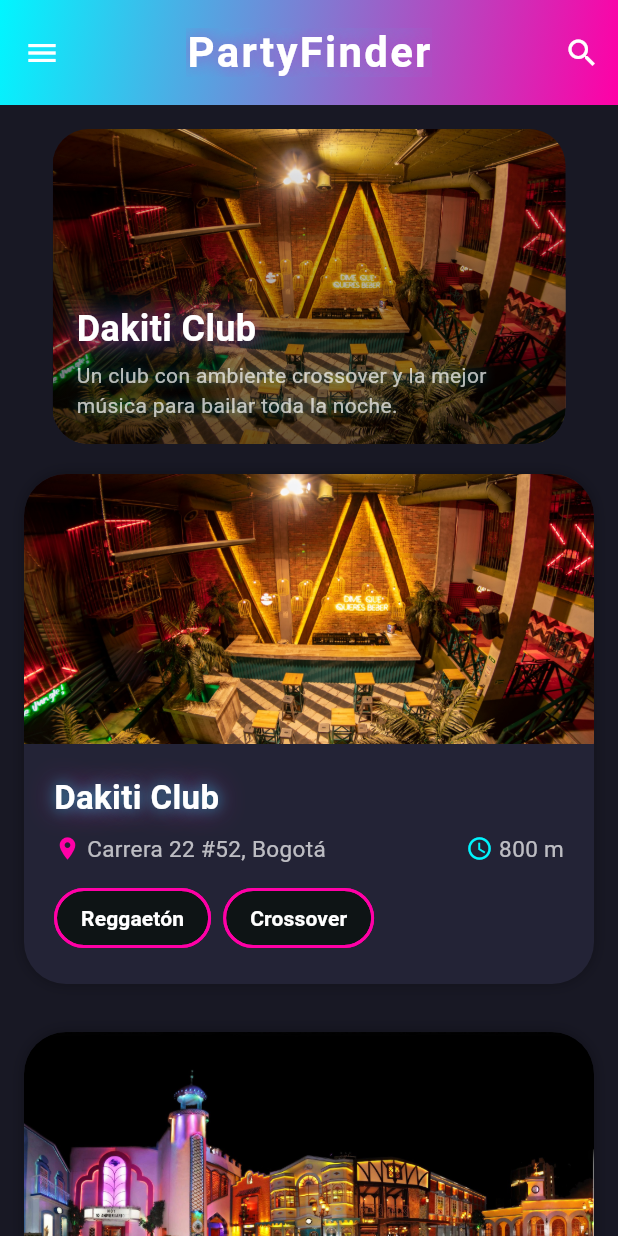
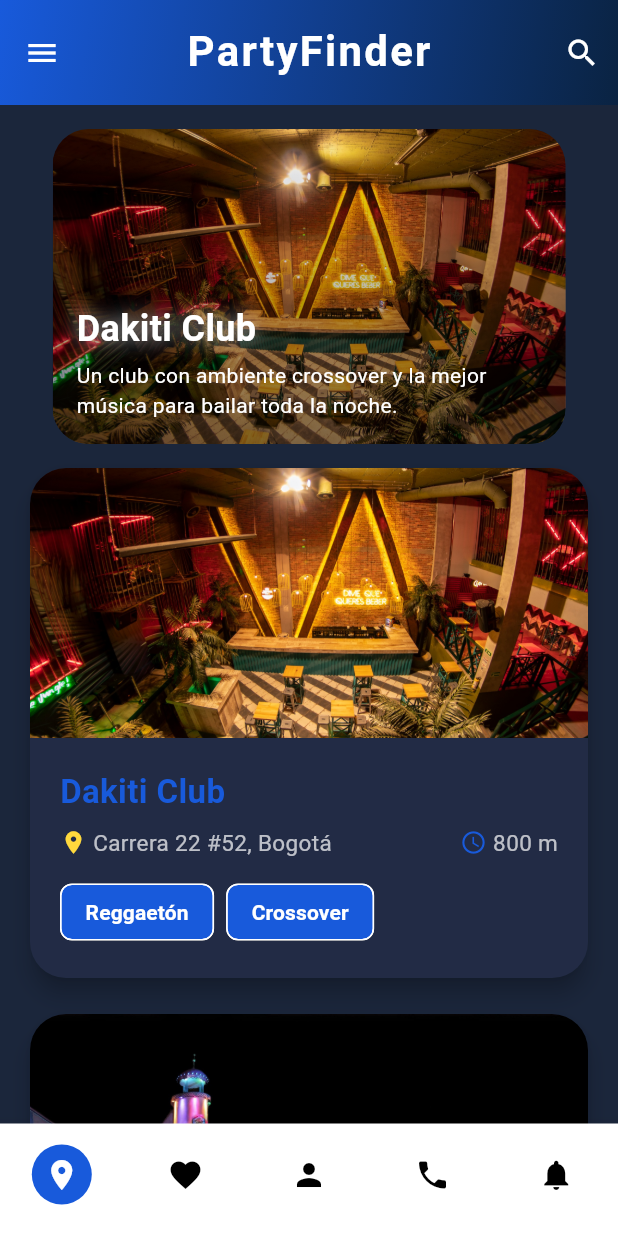
Before and after one commit to AndreSSS1022/Quiz, a Flutter app: the screen it shows after launch, on a phone screen of 412 x 824 dp. Run offline on Flutter 3.47's test engine with Material 3 defaults, Android fonts, the phone set to English and light mode, and no system bars; drawn by our look-alikes of carousel_slider.

Commit message:
Commit: Mejorando estilos

```diff
--- a/partyfinder/lib/main.dart
+++ b/partyfinder/lib/main.dart
@@ -4,6 +4,7 @@
 void main() {
   runApp(const MyApp());
 }
+
 
 class MyApp extends StatelessWidget {
   const MyApp({super.key});
@@ -14,24 +15,12 @@
       title: 'Party Finder',
       theme: ThemeData(
         brightness: Brightness.dark,
-        scaffoldBackgroundColor: const Color(0xFF181824),
-        colorScheme: ColorScheme.fromSeed(
-          seedColor: const Color(0xFF00F6FF),
-          brightness: Brightness.dark,
-          primary: const Color(0xFF00F6FF),
-          secondary: const Color(0xFFFF00A6),
+        scaffoldBackgroundColor: const Color(0xFF1B263B),
+        colorScheme: ColorScheme.dark(
+          primary: const Color(0xFF185ADB),
+          secondary: const Color(0xFF0A2342),
         ),
-        appBarTheme: const AppBarTheme(
-          backgroundColor: Colors.transparent,
-          elevation: 0,
-          iconTheme: IconThemeData(color: Colors.white),
-          titleTextStyle: TextStyle(
-            color: Colors.white,
-            fontWeight: FontWeight.bold,
-            fontSize: 26,
-          ),
-        ),
-        cardColor: const Color(0xFF232336),
+        cardColor: const Color(0xFF222B45),
       ),
       home: const MyHomePage(title: 'PartyFinder'),
       debugShowCheckedModeBanner: false,
@@ -41,7 +30,6 @@
 
 class MyHomePage extends StatefulWidget {
   const MyHomePage({super.key, required this.title});
-
   final String title;
 
   @override
@@ -52,17 +40,14 @@
   bool _showSearch = false;
   final TextEditingController _searchController = TextEditingController();
   String _searchText = '';
+  int _selectedIndex = 0;
 
+  final Color darkBlue = const Color(0xFF0A2342);
+  final Color midBlue = const Color(0xFF185ADB);
+  final Color bgBlue = const Color(0xFF1B263B);
+  final Color cardBlue = const Color(0xFF222B45);
+  final Color accentYellow = const Color(0xFFFFD93D);
 
-  final Color neonBlue = const Color(0xFF00F6FF);
-  final Color neonPink = const Color(0xFFFF00A6);
-  final Color neonPurple = const Color(0xFF8A2BE2);
-  final Color neonGreen = const Color(0xFF39FF14);
-  final Color neonYellow = const Color(0xFFFFD93D);
-  final Color darkBg = const Color(0xFF181824);
-  final Color cardBg = const Color(0xFF232336);
-
-  // Datos de los bares
   final List<Map<String, dynamic>> bars = [
     {
       'image': 'assets/bar1.jpg',
@@ -142,113 +127,12 @@
           }).toList();
 
     return Scaffold(
-      drawer: Drawer(
-        child: Column(
-          children: [
-            Container(
-              width: double.infinity,
-              padding: const EdgeInsets.only(top: 40, bottom: 16),
-              decoration: BoxDecoration(
-                gradient: LinearGradient(
-                  colors: [neonBlue, neonPink],
-                  begin: Alignment.topLeft,
-                  end: Alignment.bottomRight,
-                ),
-              ),
-              child: Stack(
-                children: [
-                  Positioned(
-                    top: 0,
-                    right: 0,
-                    child: IconButton(
-                      icon: const Icon(Icons.close, color: Colors.white),
-                      onPressed: () => Navigator.of(context).pop(),
-                      tooltip: 'Cerrar menú',
-                    ),
-                  ),
-                  Center(
-                    child: Column(
-                      mainAxisSize: MainAxisSize.min,
-                      children: [
-                        const CircleAvatar(
-                          radius: 36,
-                          backgroundImage: AssetImage('assets/perfil.JPG'),
-                          backgroundColor: Colors.white,
-                        ),
-                        const SizedBox(height: 12),
-                        Text(
-                          '¡Hola, Andres!',
-                          style: TextStyle(
-                            color: Color(0xFFFFFFFF),
-                            fontSize: 20,
-                            fontWeight: FontWeight.bold,
-                            shadows: [
-                              Shadow(
-                                blurRadius: 12,
-                                color: neonPink.withOpacity(0.7),
-                              ),
-                            ],
-                          ),
-                        ),
-                        const SizedBox(height: 4),
-                        Text(
-                          'andres@gmail.com',
-                          style: TextStyle(
-                            color: neonBlue,
-                            fontSize: 14,
-                            shadows: [
-                              Shadow(
-                                blurRadius: 8,
-                                color: neonBlue.withOpacity(0.7),
-                              ),
-                            ],
-                          ),
-                        ),
-                      ],
-                    ),
-                  ),
-                ],
-              ),
-            ),
-            Expanded(
-              child: ListView(
-                padding: EdgeInsets.zero,
-                children: [
-                  ListTile(
-                    leading: Icon(Icons.person, color: neonPink, size: 28),
-                    title: const Text('Perfil', style: TextStyle(fontSize: 18, color: Colors.white)),
-                    onTap: () => Navigator.pop(context),
-                  ),
-                  const Divider(),
-                  ListTile(
-                    leading: Icon(Icons.category, color: neonBlue, size: 28),
-                    title: const Text('Categorías', style: TextStyle(fontSize: 18, color: Colors.white)),
-                    onTap: () => Navigator.pop(context),
-                  ),
-                  const Divider(),
-                  ListTile(
-                    leading: Icon(Icons.book_online, color: neonGreen, size: 28),
-                    title: const Text('Reservas', style: TextStyle(fontSize: 18, color: Colors.white)),
-                    onTap: () => Navigator.pop(context),
-                  ),
-                  const Divider(),
-                  ListTile(
-                    leading: Icon(Icons.settings, color: neonPurple, size: 28),
-                    title: const Text('Ajustes', style: TextStyle(fontSize: 18, color: Colors.white)),
-                    onTap: () => Navigator.pop(context),
-                  ),
-                ],
-              ),
-            ),
-          ],
-        ),
-      ),
       appBar: PreferredSize(
         preferredSize: const Size.fromHeight(70),
         child: Container(
           decoration: BoxDecoration(
             gradient: LinearGradient(
-              colors: [neonBlue, neonPink],
+              colors: [midBlue, darkBlue],
               begin: Alignment.topLeft,
               end: Alignment.bottomRight,
             ),
@@ -258,7 +142,7 @@
             elevation: 0,
             leading: Builder(
               builder: (context) => IconButton(
-                icon: const Icon(Icons.menu),
+                icon: const Icon(Icons.menu, color: Colors.white),
                 onPressed: () => Scaffold.of(context).openDrawer(),
                 tooltip: 'Menú',
               ),
@@ -282,7 +166,7 @@
                         controller: _searchController,
                         autofocus: true,
                         style: const TextStyle(color: Colors.white),
-                        cursorColor: Colors.white,
+                        cursorColor: midBlue,
                         decoration: const InputDecoration(
                           hintText: 'Buscar fiestas...',
                           hintStyle: TextStyle(color: Colors.white70),
@@ -295,33 +179,78 @@
                   : Text(
                       widget.title,
                       key: const ValueKey('title'),
-                      style: TextStyle(
+                      style: const TextStyle(
                         color: Colors.white,
                         fontWeight: FontWeight.bold,
                         fontSize: 28,
                         letterSpacing: 1.5,
-                        shadows: [
-                          Shadow(
-                            blurRadius: 18,
-                            color: neonPink.withOpacity(0.7),
-                          ),
-                          Shadow(
-                            blurRadius: 32,
-                            color: neonBlue.withOpacity(0.5),
-                          ),
-                        ],
                       ),
                     ),
             ),
             actions: [
               IconButton(
-                icon: Icon(_showSearch ? Icons.close : Icons.search),
+                icon: Icon(_showSearch ? Icons.close : Icons.search, color: Colors.white),
                 onPressed: _toggleSearch,
                 tooltip: _showSearch ? 'Cerrar búsqueda' : 'Buscar',
               ),
             ],
             toolbarHeight: 70,
           ),
+        ),
+      ),
+      drawer: Drawer(
+        child: ListView(
+          padding: EdgeInsets.zero,
+          children: [
+            DrawerHeader(
+              decoration: BoxDecoration(
+                gradient: LinearGradient(
+                  colors: [midBlue, darkBlue],
+                  begin: Alignment.topLeft,
+                  end: Alignment.bottomRight,
+                ),
+              ),
+              child: Column(
+                mainAxisAlignment: MainAxisAlignment.center,
+                children: const [
+                  CircleAvatar(
+                    radius: 36,
+                    backgroundImage: AssetImage('assets/perfil.JPG'),
+                    backgroundColor: Colors.white,
+                  ),
+                  SizedBox(height: 12),
+                  Text(
+                    '¡Hola, Andres!',
+                    style: TextStyle(
+                      color: Colors.white,
+                      fontSize: 20,
+                      fontWeight: FontWeight.bold,
+                    ),
+                  ),
+                ],
+              ),
+            ),
+            ListTile(
+              leading: Icon(Icons.person, color: midBlue, size: 28),
+              title: const Text('Perfil', style: TextStyle(fontSize: 18)),
+              onTap: () => Navigator.pop(context),
+            ),
+            ListTile(
+              leading: Icon(Icons.category, color: midBlue, size: 28),
+              title: const Text('Categorías', style: TextStyle(fontSize: 18)),
+              onTap: () => Navigator.pop(context),
+            ),
+            ListTile(
+              leading: Icon(Icons.book_online, color: midBlue, size: 28),
+              title: const Text('Reservas', style: TextStyle(fontSize: 18)),
+              onTap: () => Navigator.pop(context),
+            ),
+            ListTile(
+              leading: Icon(Icons.settings, color: midBlue, size: 28),
+              title: const Text('Ajustes', style: TextStyle(fontSize: 18)),
+              onTap: () => Navigator.pop(context),
+            ),
+          ],
         ),
       ),
       body: ListView(
@@ -335,20 +264,14 @@
                   child: Stack(
                     fit: StackFit.expand,
                     children: [
-                      ColorFiltered(
-                        colorFilter: const ColorFilter.mode(
-                          Colors.transparent,
-                          BlendMode.saturation,
-                        ),
-                        child: Image.asset(
+                      Image.asset(
                         bar['image'],
                         fit: BoxFit.cover,
-                        ),
                       ),
                       Container(
                         decoration: BoxDecoration(
                           gradient: LinearGradient(
-                            colors: [Colors.black.withOpacity(0.6), Colors.transparent],
+                            colors: [Colors.black.withOpacity(0.5), Colors.transparent],
                             begin: Alignment.bottomCenter,
                             end: Alignment.topCenter,
                           ),
@@ -371,11 +294,7 @@
                                   shadows: [
                                     Shadow(
                                       blurRadius: 16,
-                                      color: neonPink.withOpacity(0.7),
-                                    ),
-                                    Shadow(
-                                      blurRadius: 32,
-                                      color: neonBlue.withOpacity(0.5),
+                                      color: Colors.white.withOpacity(0.7),
                                     ),
                                   ],
                                 ),
@@ -383,16 +302,10 @@
                               const SizedBox(height: 4),
                               Text(
                                 bar['desc'],
-                                style: TextStyle(
-                                  color: Colors.white70,
+                                style: const TextStyle(
+                                  color: Colors.white,
                                   fontSize: 14,
                                   fontWeight: FontWeight.w400,
-                                  shadows: [
-                                    Shadow(
-                                      blurRadius: 8,
-                                      color: neonBlue.withOpacity(0.4),
-                                    ),
-                                  ],
                                 ),
                               ),
                             ],
@@ -418,7 +331,6 @@
             ),
             const SizedBox(height: 12),
           ],
-
           ...filteredBars.map((bar) => Column(
                 children: [
                   BarCard(
@@ -427,6 +339,10 @@
                     address: bar['address'],
                     distance: bar['distance'],
                     tags: List<String>.from(bar['tags']),
+                    midBlue: midBlue,
+                    darkBlue: darkBlue,
+                    accentYellow: accentYellow,
+                    cardBlue: cardBlue,
                   ),
                   const SizedBox(height: 16),
                 ],
@@ -443,16 +359,67 @@
             ),
         ],
       ),
+      bottomNavigationBar: BottomNavigationBar(
+        backgroundColor: Colors.white,
+        selectedItemColor: midBlue,
+        unselectedItemColor: Colors.black54,
+        currentIndex: _selectedIndex,
+        onTap: (i) => setState(() => _selectedIndex = i),
+        type: BottomNavigationBarType.fixed,
+        showSelectedLabels: false,
+        showUnselectedLabels: false,
+        items: [
+          BottomNavigationBarItem(
+            icon: CircleAvatar(
+              backgroundColor: _selectedIndex == 0 ? midBlue : Colors.white,
+              child: Icon(Icons.place, color: _selectedIndex == 0 ? Colors.white : Colors.black),
+            ),
+            label: '',
+          ),
+          BottomNavigationBarItem(
+            icon: CircleAvatar(
+              backgroundColor: _selectedIndex == 1 ? midBlue : Colors.white,
+              child: Icon(Icons.favorite, color: _selectedIndex == 1 ? Colors.white : Colors.black),
+            ),
+            label: '',
+          ),
+          BottomNavigationBarItem(
+            icon: CircleAvatar(
+              backgroundColor: _selectedIndex == 2 ? midBlue : Colors.white,
+              child: Icon(Icons.person, color: _selectedIndex == 2 ? Colors.white : Colors.black),
+            ),
+            label: '',
+          ),
+          BottomNavigationBarItem(
+            icon: CircleAvatar(
+              backgroundColor: _selectedIndex == 3 ? midBlue : Colors.white,
+              child: Icon(Icons.phone, color: _selectedIndex == 3 ? Colors.white : Colors.black),
+            ),
+            label: '',
+          ),
+          BottomNavigationBarItem(
+            icon: CircleAvatar(
+              backgroundColor: _selectedIndex == 4 ? midBlue : Colors.white,
+              child: Icon(Icons.notifications, color: _selectedIndex == 4 ? Colors.white : Colors.black),
+            ),
+            label: '',
+          ),
+        ],
+      ),
     );
   }
 }
 
-class BarCard extends StatefulWidget {
+class BarCard extends StatelessWidget {
   final String image;
   final String name;
   final String address;
   final String distance;
   final List<String> tags;
+  final Color midBlue;
+  final Color darkBlue;
+  final Color accentYellow;
+  final Color cardBlue;
 
   const BarCard({
     super.key,
@@ -461,70 +428,30 @@
     required this.address,
     required this.distance,
     required this.tags,
+    required this.midBlue,
+    required this.darkBlue,
+    required this.accentYellow,
+    required this.cardBlue,
   });
 
   @override
-  State<BarCard> createState() => _BarCardState();
-}
-
-class _BarCardState extends State<BarCard> {
-  bool _hovered = false;
-
-  @override
   Widget build(BuildContext context) {
-    final neonBlue = const Color(0xFF00F6FF);
-    final neonPink = const Color(0xFFFF00A6);
-    final neonPurple = const Color(0xFF8A2BE2);
-    final neonGreen = const Color(0xFF39FF14);
-    final cardBg = const Color(0xFF232336);
-
-    return MouseRegion(
-      onEnter: (_) => setState(() => _hovered = true),
-      onExit: (_) => setState(() => _hovered = false),
-      child: AnimatedContainer(
-        duration: const Duration(milliseconds: 250),
-        curve: Curves.easeOut,
-        margin: const EdgeInsets.symmetric(vertical: 8),
-        decoration: BoxDecoration(
-          color: cardBg,
-          borderRadius: BorderRadius.circular(28),
-          boxShadow: _hovered
-              ? [
-                  BoxShadow(
-                    color: neonPink.withOpacity(0.5),
-                    blurRadius: 24,
-                    spreadRadius: 2,
+    return Card(
+      elevation: 6,
+      color: cardBlue,
+      shape: RoundedRectangleBorder(
+        borderRadius: BorderRadius.circular(24),
       ),
-                  BoxShadow(
-                    color: neonBlue.withOpacity(0.3),
-                    blurRadius: 48,
-                    spreadRadius: 2,
-                  ),
-                ]
-              : [
-                  BoxShadow(
-                    color: Colors.black.withOpacity(0.3),
-                    blurRadius: 8,
-                  ),
-                ],
-        ),
-        child: ClipRRect(
-          borderRadius: BorderRadius.circular(28),
       child: Column(
         crossAxisAlignment: CrossAxisAlignment.start,
         children: [
-              ColorFiltered(
-                colorFilter: const ColorFilter.mode(
-                  Colors.transparent,
-                  BlendMode.saturation,
-                ),
+          ClipRRect(
+            borderRadius: const BorderRadius.vertical(top: Radius.circular(24)),
             child: Image.asset(
-                  widget.image,
+              image,
               width: double.infinity,
               height: 180,
               fit: BoxFit.cover,
-                  color: _hovered ? neonPink.withOpacity(0.15) : null,
-                  colorBlendMode: BlendMode.screen,
             ),
           ),
           Padding(
@@ -533,39 +460,29 @@
               crossAxisAlignment: CrossAxisAlignment.start,
               children: [
                 Text(
-                      widget.name,
+                  name,
                   style: TextStyle(
                     fontSize: 22,
                     fontWeight: FontWeight.bold,
-                        color: Colors.white,
-                        shadows: [
-                          Shadow(
-                            blurRadius: 12,
-                            color: neonBlue.withOpacity(0.7),
-                          ),
-                          Shadow(
-                            blurRadius: 24,
-                            color: neonPink.withOpacity(0.5),
-                          ),
-                        ],
+                    color: midBlue,
                   ),
                 ),
                 const SizedBox(height: 8),
                 Row(
                   children: [
-                        Icon(Icons.location_on, size: 18, color: neonPink),
+                    Icon(Icons.location_on, size: 18, color: accentYellow),
                     const SizedBox(width: 4),
                     Expanded(
                       child: Text(
-                            widget.address,
+                        address,
                         style: const TextStyle(fontSize: 15, color: Colors.white70),
                       ),
                     ),
                     const SizedBox(width: 8),
-                        Icon(Icons.access_time, size: 18, color: neonBlue),
+                    Icon(Icons.access_time, size: 18, color: midBlue),
                     const SizedBox(width: 4),
                     Text(
-                          widget.distance,
+                      distance,
                       style: const TextStyle(fontSize: 15, color: Colors.white70),
                     ),
                   ],
@@ -573,22 +490,18 @@
                 const SizedBox(height: 12),
                 Wrap(
                   spacing: 8,
-                      children: widget.tags.map((tag) {
-                        Color borderColor = neonPink;
-                        if (tag.toLowerCase().contains('electrónica')) borderColor = neonBlue;
-                        if (tag.toLowerCase().contains('salsa')) borderColor = neonGreen;
-                        if (tag.toLowerCase().contains('reggaetón')) borderColor = neonPink;
-                        if (tag.toLowerCase().contains('techno')) borderColor = neonPurple;
+                  children: tags.map((tag) {
+                    Color chipColor = midBlue;
+                    if (tag.toLowerCase().contains('electrónica')) chipColor = darkBlue;
+                    if (tag.toLowerCase().contains('salsa')) chipColor = accentYellow;
+                    if (tag.toLowerCase().contains('reggaetón')) chipColor = midBlue;
+                    if (tag.toLowerCase().contains('techno')) chipColor = darkBlue;
                     return Chip(
                       label: Text(
                         tag,
                         style: const TextStyle(color: Colors.white, fontWeight: FontWeight.bold),
                       ),
-                          backgroundColor: Colors.transparent,
-                          shape: StadiumBorder(
-                            side: BorderSide(color: borderColor, width: 2),
-                          ),
-                          side: BorderSide(color: borderColor, width: 2),
+                      backgroundColor: chipColor,
                     );
                   }).toList(),
                 ),
@@ -597,8 +510,6 @@
           ),
         ],
       ),
-        ),
-      ),
     );
   }
 }
--- a/partyfinder/pubspec.yaml
+++ b/partyfinder/pubspec.yaml
@@ -1,4 +1,4 @@
-name: partyfinder
+name: PartyFinder
 description: "A new Flutter project."
 # The following line prevents the package from being accidentally published to
 # pub.dev using `flutter pub publish`. This is preferred for private packages.
@@ -38,6 +38,8 @@ dependencies:
   flutter_carousel_slider: ^1.1.0
   carousel_slider: ^5.1.1
 
+
+
 dev_dependencies:
   flutter_test:
     sdk: flutter
@@ -53,6 +55,8 @@ dev_dependencies:
 # following page: https://dart.dev/tools/pub/pubspec
 
 # The following section is specific to Flutter packages.
+  flutter_native_splash: ^2.3.2
+
 flutter:
 
   # The following line ensures that the Material Icons font is
```
Also changed, not shown: partyfinder/assets/icon.png (added), partyfinder/assets/logo.png (added), partyfinder/pubspec.lock, 1 other file. Lines whose indentation alone changed are shown as unchanged.
